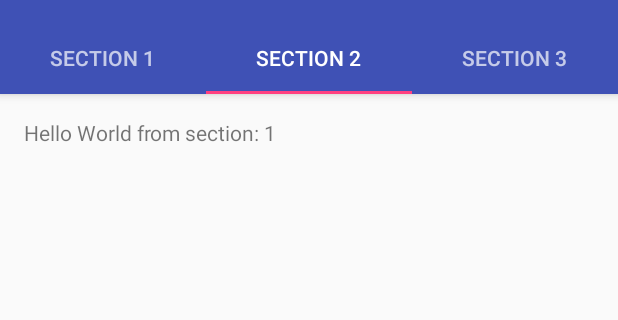
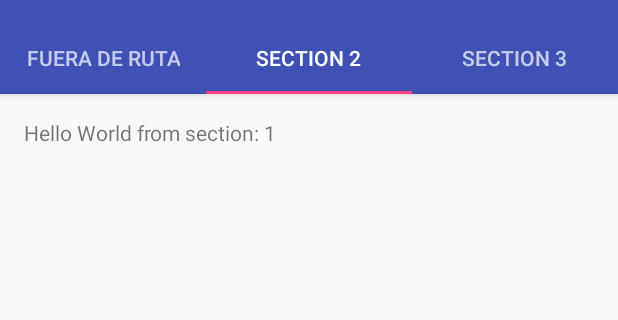
Before and after one commit to tdp2grupo6/OrderTracker-mobile, an Android app: the screen it shows after launch (ClienteActivity), tab 2 chosen, on a phone screen of 412 x 824 dp, the part 74-394 px from its top. Run offline under Robolectric (Android 15) with nearby library versions, the phone set to English and light mode, and no system bars.

Commit message:
US-220: Modificacion en los Tabs

```diff
--- a/app/src/main/java/ar/fiuba/tdp2grupo6/ordertracker/business/ClienteBZ.java
+++ b/app/src/main/java/ar/fiuba/tdp2grupo6/ordertracker/business/ClienteBZ.java
@@ -53,6 +53,7 @@ public class ClienteBZ {
                         mSql.clienteGuardar(cliente);
 
                         response.add(cliente);
+
 					}
 				} catch (JSONException jex) {
                     throw new BusinessException(String.format(mContext.getResources().getString(R.string.error_respuesta_servidor), jex.getMessage()));
--- a/app/src/main/java/ar/fiuba/tdp2grupo6/ordertracker/view/ClienteActivity.java
+++ b/app/src/main/java/ar/fiuba/tdp2grupo6/ordertracker/view/ClienteActivity.java
@@ -179,7 +179,7 @@ public class ClienteActivity extends AppBaseActivity implements ClienteFueraRuta
         public CharSequence getPageTitle(int position) {
             switch (position) {
                 case 0:
-                    return "SECTION 1";
+                    return "FUERA DE RUTA";
                 case 1:
                     return "SECTION 2";
                 case 2:
```
